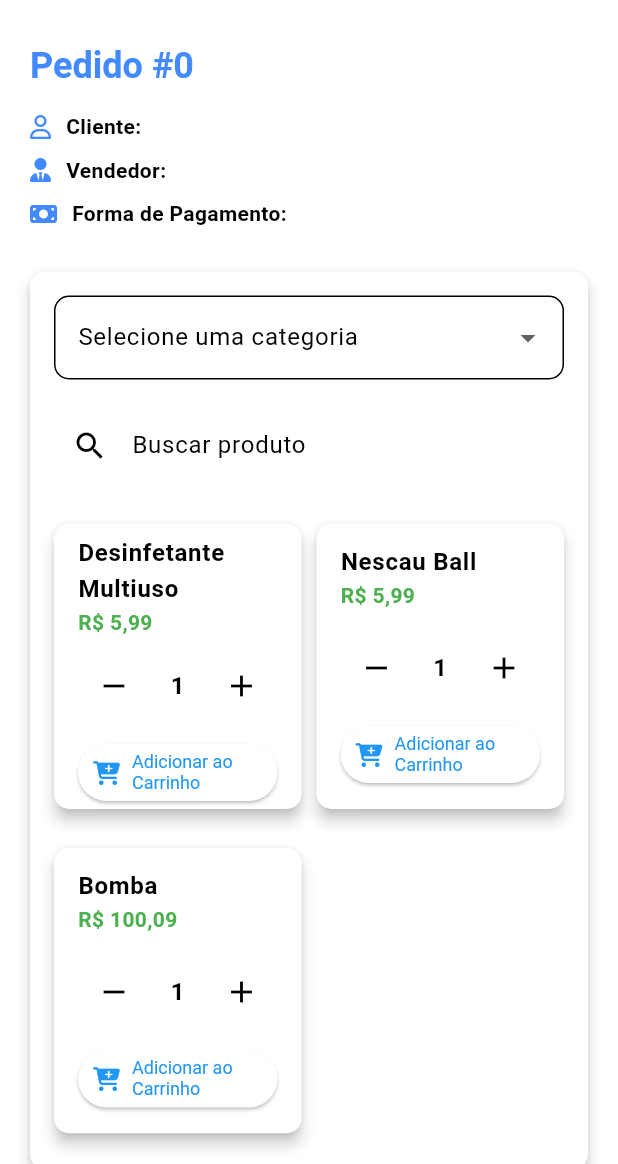
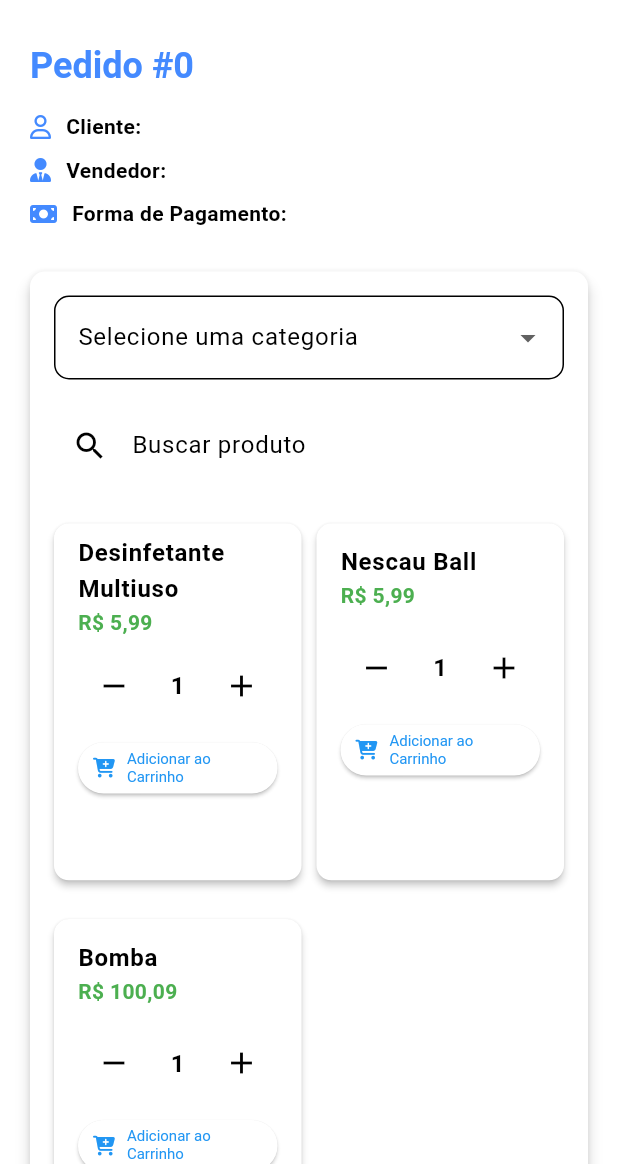
Before and after one commit to Coppi1/Pedido_vendas, a Flutter app: the PedidoProdutosPage screen opened directly with empty values, on a phone screen of 412 x 824 dp, the part 72-1236 px from its top. Run offline on Flutter 3.47's test engine with Material 3 defaults, Android fonts, the phone set to English and light mode, and no system bars; our stand-ins replace flutter_form_builder, font_awesome_flutter, form_builder_validators, sqflite; accounts and stored records are empty.

Commit message:
Fix. size _buildProductGrid cards

```diff
--- a/projeto_pedido_vendas/lib/pages/pedido_produtos.dart
+++ b/projeto_pedido_vendas/lib/pages/pedido_produtos.dart
@@ -17,7 +17,7 @@ import 'package:font_awesome_flutter/font_awesome_flutter.dart';
 class PedidoProdutosPage extends StatefulWidget {
   final PedidoDTO pedido;
 
-  const PedidoProdutosPage({Key? key, required this.pedido}) : super(key: key);
+  const PedidoProdutosPage({super.key, required this.pedido});
 
   @override
   _PedidoProdutosPageState createState() => _PedidoProdutosPageState();
@@ -34,7 +34,7 @@ class _PedidoProdutosPageState extends State<PedidoProdutosPage>
   final ItensPedidoDAO _itensPedidoDAO = ItensPedidoDAO();
   final TextEditingController _searchController = TextEditingController();
   final _formKey = GlobalKey<FormState>();
-  Map<int, int> _quantidadesSelecionadas = {};
+  final Map<int, int> _quantidadesSelecionadas = {};
 
   @override
   void initState() {
@@ -171,7 +171,7 @@ class _PedidoProdutosPageState extends State<PedidoProdutosPage>
   @override
   Widget build(BuildContext context) {
     return Scaffold(
-      appBar: MinhaAppBar(titulo: 'Carrinho de Produtos'),
+      appBar: const MinhaAppBar(titulo: 'Carrinho de Produtos'),
       drawer: const MenuLateralEsquerdo(),
       endDrawer: MenuLateralDireito(),
       body: SingleChildScrollView(
@@ -256,7 +256,7 @@ class _PedidoProdutosPageState extends State<PedidoProdutosPage>
                         gridDelegate:
                             const SliverGridDelegateWithFixedCrossAxisCount(
                           crossAxisCount: 2,
-                          childAspectRatio: 0.8,
+                          childAspectRatio: 0.65,
                           crossAxisSpacing: 10,
                           mainAxisSpacing: 10,
                         ),
@@ -355,10 +355,9 @@ class _PedidoProdutosPageState extends State<PedidoProdutosPage>
       shape: RoundedRectangleBorder(
         borderRadius: BorderRadius.circular(10),
       ),
-      elevation: 4.0,
+      elevation: 2.0,
       margin: const EdgeInsets.symmetric(vertical: 8.0),
       child: Column(
-        crossAxisAlignment: CrossAxisAlignment.start,
         children: [
           ListTile(
             title: Text(
@@ -413,11 +412,11 @@ class _PedidoProdutosPageState extends State<PedidoProdutosPage>
                     ),
                   ],
                 ),
-                const SizedBox(height: 10),
+                const SizedBox(height: 7),
                 ElevatedButton.icon(
                   icon: const FaIcon(
                     FontAwesomeIcons.cartPlus,
-                    size: 16, // Ajuste de tamanho do ícone
+                    size: 13,
                   ),
                   onPressed: () => _adicionarProdutoAoCarrinho(produto),
                   label: const Text('Adicionar ao Carrinho'),
@@ -427,10 +426,9 @@ class _PedidoProdutosPageState extends State<PedidoProdutosPage>
                       horizontal: 10,
                     ),
                     textStyle: const TextStyle(
-                      fontSize: 12, // Ajuste de tamanho do texto
+                      fontSize: 10,
                     ),
-                    minimumSize:
-                        const Size(0, 24), // Ajuste de tamanho mínimo do botão
+                    minimumSize: const Size(0, 20),
                   ),
                 ),
               ],
@@ -456,7 +454,7 @@ class _PedidoProdutosPageState extends State<PedidoProdutosPage>
             children: [
               Text(_formatarValor(item.valorTotal ?? 0)),
               IconButton(
-                icon: Icon(Icons.delete),
+                icon: const Icon(Icons.delete),
                 onPressed: () {
                   _removerItemDoCarrinho(index);
                 },
```
